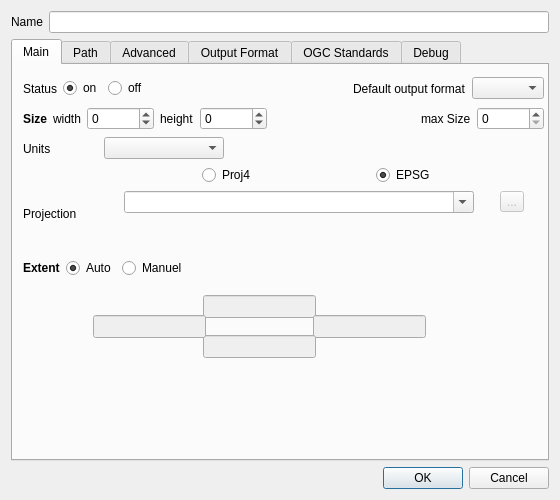
Old version of the form mapsettings.ui in the repository QMapfileEditor/QMapfileEditor.
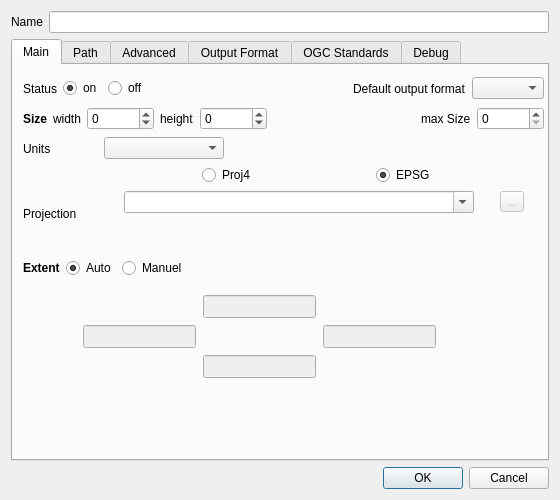
New version of the form. Icons and pictures are not drawn.

Commit message: improve extent form

Diff of the .ui file:
```diff
--- a/mapsettings.ui
+++ b/mapsettings.ui
@@ -102,8 +102,8 @@
        </property>
        <property name="geometry">
         <rect>
-         <x>300</x>
-         <y>250</y>
+         <x>310</x>
+         <y>260</y>
          <width>113</width>
          <height>23</height>
         </rect>
@@ -119,7 +119,7 @@
        <property name="geometry">
         <rect>
          <x>190</x>
-         <y>270</y>
+         <y>290</y>
          <width>113</width>
          <height>23</height>
         </rect>
@@ -134,8 +134,8 @@
        </property>
        <property name="geometry">
         <rect>
-         <x>80</x>
-         <y>250</y>
+         <x>70</x>
+         <y>260</y>
          <width>113</width>
          <height>23</height>
         </rect>
```
Left out of the diff: 4 changed lines with no effect on the pictures.
